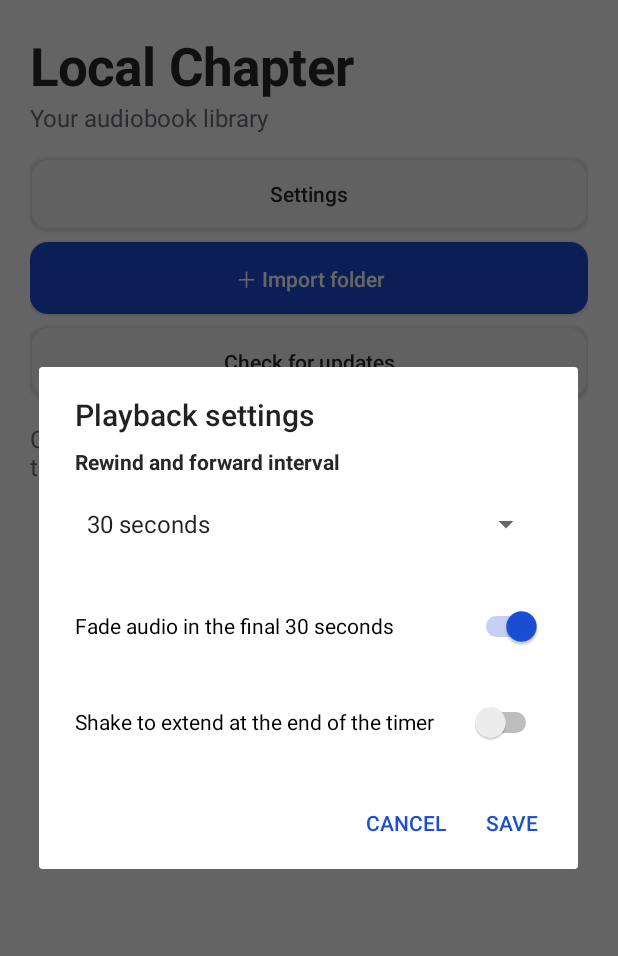
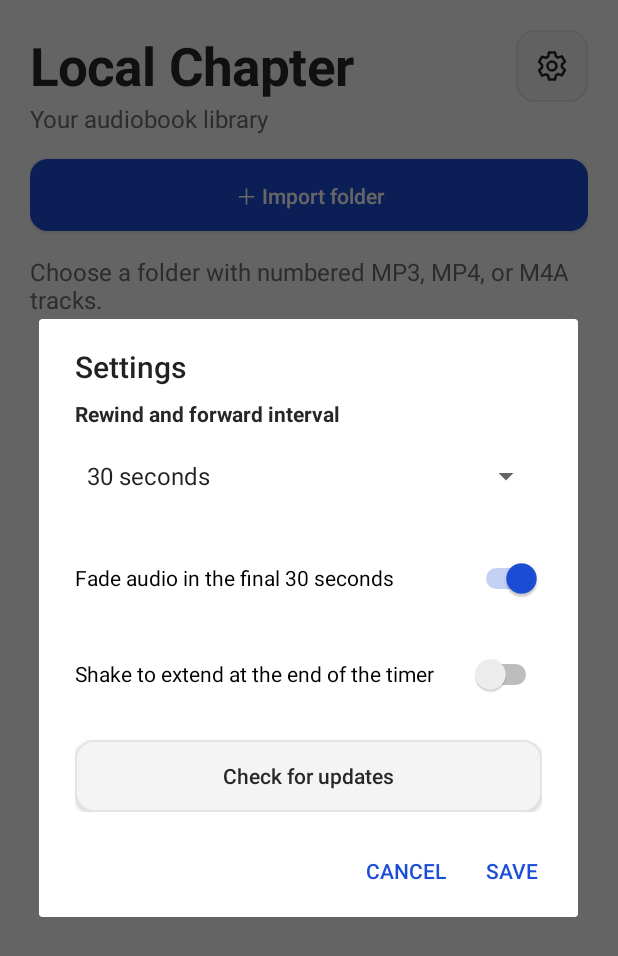
Before and after one commit to Savage1001/AudiobookMobilePlayer, an Android app: the screen it shows after launch (MainActivity), after a tap on "Settings", on a phone screen of 412 x 824 dp. Shown: the top 956 px of the screen. Run offline under Robolectric (Android 15) with nearby library versions, the phone set to English and light mode, and no system bars; network calls fail; 4 statements that could not run were skipped.

Commit message:
Move update checks into library Settings

```diff
--- a/app/build.gradle.kts
+++ b/app/build.gradle.kts
@@ -9,8 +9,8 @@ android {
         applicationId = "app.localchapter.player"
         minSdk = 26
         targetSdk = 35
-        versionCode = 19
-        versionName = "0.0.19"
+        versionCode = 20
+        versionName = "0.0.20"
     }
     compileOptions {
         sourceCompatibility = JavaVersion.VERSION_17
--- a/app/src/main/java/app/localchapter/player/MainActivity.kt
+++ b/app/src/main/java/app/localchapter/player/MainActivity.kt
@@ -72,6 +72,7 @@ class MainActivity : Activity() {
     private val updatePreferences by lazy { getSharedPreferences("updates", MODE_PRIVATE) }
     private lateinit var root: LinearLayout
     private var updateButton: Button? = null
+    private var updateButtonText = "Check for updates"
     private var updateInProgress = false
     private var waitingForInstallPermission = false
     private var inForeground = false
@@ -244,15 +245,14 @@ class MainActivity : Activity() {
     private fun renderLibrary() {
         val page = paddedColumn(SCREEN_INSET)
         root.addView(ScrollView(this).apply { addView(page) }, LinearLayout.LayoutParams(-1, 0, 1f))
-        page.addView(label("Local Chapter", 35f, foreground, bold = true))
+        page.addView(row().apply {
+            addView(label("Local Chapter", 35f, this@MainActivity.foreground, bold = true), weighted())
+            addView(transportIcon(R.drawable.ic_settings, "Settings") { showPlaybackSettings() },
+                LinearLayout.LayoutParams(dp(48), dp(48)))
+        })
         page.addView(label("Your audiobook library", 16f, muted))
-        page.addView(button("Settings") { showPlaybackSettings() }, spaced(top = SECTION_GAP))
         page.addView(button(if (importing) "Scanning folder…" else "＋ Import folder", primary = true) { pickFolder() }
-            .apply { isEnabled = !importing }, spaced(top = GAP))
-        updateButton = button("Check for updates") { checkUpdates(manual = true) }.also {
-            page.addView(it, spaced(top = GAP, bottom = SECTION_GAP))
-        }
-        updateButton?.isEnabled = !updateInProgress
+            .apply { isEnabled = !importing }, spaced(top = SECTION_GAP, bottom = SECTION_GAP))
         val books = library.books()
         if (books.isEmpty()) {
             page.addView(label("Choose a folder with numbered MP3, MP4, or M4A tracks.", 16f, muted))
@@ -317,9 +317,17 @@ class MainActivity : Activity() {
         val shake = settingsSwitch("Shake to extend at the end of the timer", playbackSettings.shakeTimer)
         form.addView(fade, spaced(top = SECTION_GAP))
         form.addView(shake, spaced(top = GAP))
-        val dialog = AlertDialog.Builder(this).setTitle("Playback settings")
+        val checkButton = button(updateButtonText) { checkUpdates(manual = true) }.apply {
+            isEnabled = !updateInProgress
+        }
+        updateButton = checkButton
+        form.addView(checkButton, spaced(top = SECTION_GAP))
+        val dialog = AlertDialog.Builder(this).setTitle("Settings")
             .setView(ScrollView(this).apply { addView(form) })
             .setNegativeButton("Cancel", null).setPositiveButton("Save", null).create()
+        dialog.setOnDismissListener {
+            if (updateButton === checkButton) updateButton = null
+        }
         dialog.setOnShowListener {
             dialog.getButton(AlertDialog.BUTTON_POSITIVE).setOnClickListener {
                 val seconds = presets.getOrNull(interval.selectedItemPosition)
@@ -1076,11 +1084,12 @@ class MainActivity : Activity() {
     private fun setUpdateBusy(busy: Boolean, downloading: Boolean = false) {
         updateInProgress = busy
         updateButton?.isEnabled = !busy
-        updateButton?.text = when {
+        updateButtonText = when {
             downloading -> "Downloading update…"
             busy -> "Checking GitHub…"
             else -> "Check for updates"
         }
+        updateButton?.text = updateButtonText
     }
 
     @Suppress("DEPRECATION")
--- /dev/null
+++ b/app/src/main/res/drawable/ic_settings.xml
@@ -0,0 +1,7 @@
+<vector xmlns:android="http://schemas.android.com/apk/res/android"
+    android:width="24dp" android:height="24dp"
+    android:viewportWidth="24" android:viewportHeight="24">
+    <path android:fillColor="@android:color/transparent" android:strokeColor="#FFFFFF"
+        android:strokeWidth="1.7" android:strokeLineJoin="round"
+        android:pathData="M10,3h4l0.6,2.6 1.4,0.8 2.6,-0.8 2,3.5 -2,1.9v1.8l2,1.9 -2,3.5 -2.6,-0.8 -1.4,0.8L14,21h-4l-0.6,-2.6 -1.4,-0.8 -2.6,0.8 -2,-3.5 2,-1.9v-1.8l-2,-1.9 2,-3.5 2.6,0.8 1.4,-0.8zM15,12a3,3 0,1 1,-6 0a3,3 0,1 1,6 0z" />
+</vector>
```
Also changed, not shown: 1 other file.
